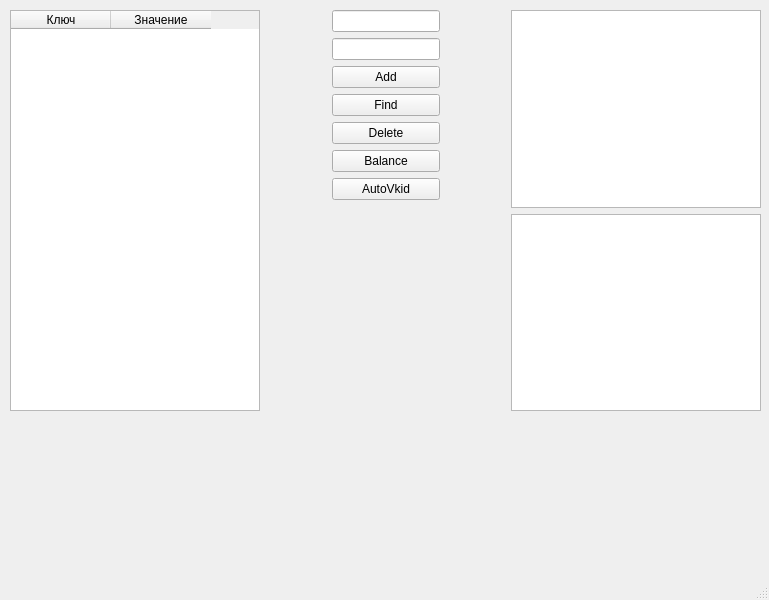
KirillKurril/LWD6, file LWD61/mainwindow.ui: the form before one commit.
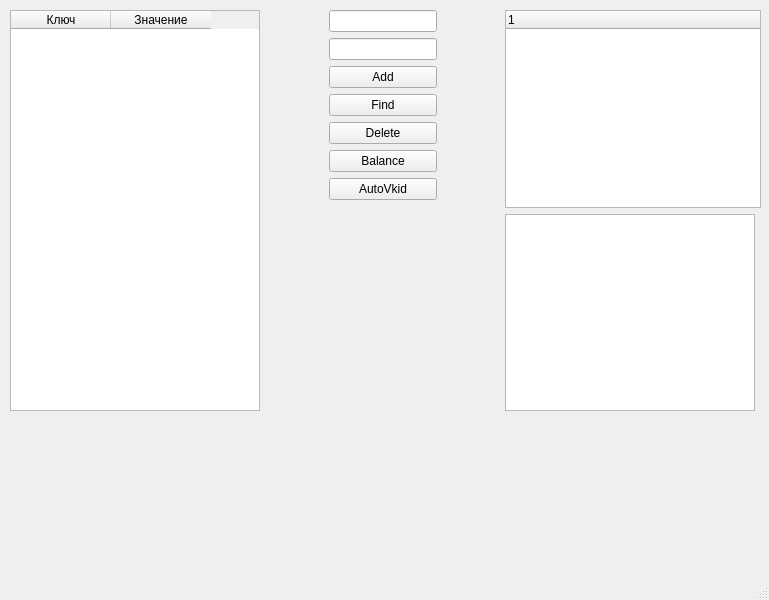
The form after the commit.

Diff of the .ui file:
```diff
--- a/LWD61/mainwindow.ui
+++ b/LWD61/mainwindow.ui
@@ -60,22 +60,6 @@
        </property>
       </spacer>
      </item>
-     <item row="0" column="4">
-      <widget class="QTreeView" name="treeView">
-       <property name="minimumSize">
-        <size>
-         <width>250</width>
-         <height>0</height>
-        </size>
-       </property>
-       <property name="maximumSize">
-        <size>
-         <width>227</width>
-         <height>16777215</height>
-        </size>
-       </property>
-      </widget>
-     </item>
      <item row="0" column="2" rowspan="2">
       <layout class="QVBoxLayout" name="verticalLayout">
        <item>
@@ -160,6 +144,9 @@
        </column>
       </widget>
      </item>
+     <item row="0" column="4">
+      <widget class="QTreeWidget" name="treeWidget"/>
+     </item>
     </layout>
    </widget>
   </widget>
```
